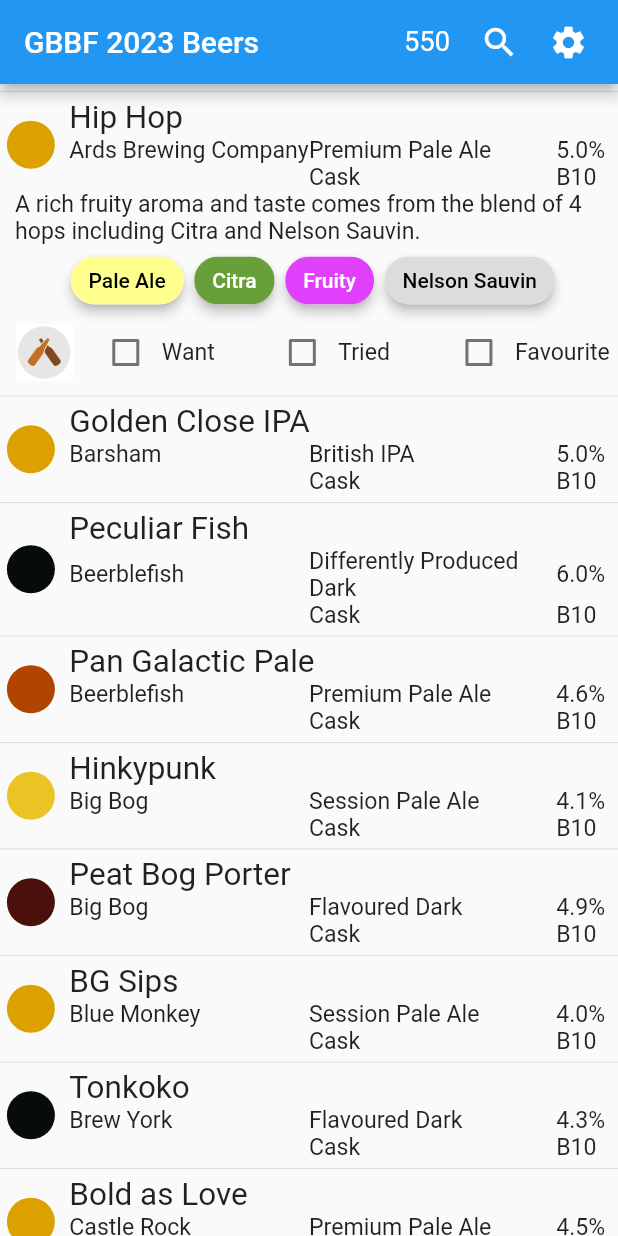
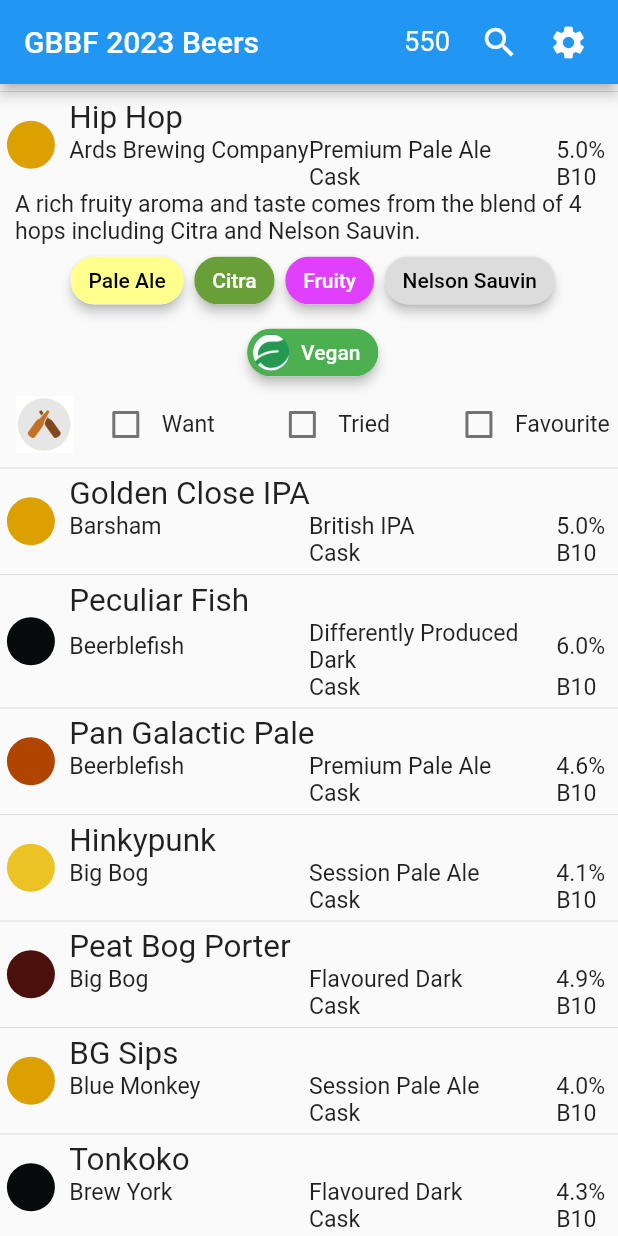
Before and after one commit to dave-co/gbbf_beer_app, a Flutter app: the screen it shows after launch, after a tap on an icon or button, on a phone screen of 412 x 824 dp. Run offline on Flutter 3.47's test engine with Material 2 defaults, Android fonts, the phone set to English and light mode, and no system bars; our stand-ins replace flutter_hooks, shared_preferences.

Commit message:
add vegan and gluten free tags

```diff
--- a/lib/main.dart
+++ b/lib/main.dart
@@ -66,6 +66,8 @@
 class _MyHomePageState extends State<MyHomePage> {
 
   static const String SPECIALITY_PREFIX = "Speciality - ";
+  static const String TAG_VEGAN = "Vegan";
+  static const String TAG_GLUTEN_FREE = "Gluten Free";
   bool stateInitialised = false;
   // List<StaticBeer> beers = [];
   List<StaticBeer> filteredBeers = [];
@@ -669,27 +671,42 @@
     List<Widget> tags = [];
     for(String tagText in staticBeer.tags){
       TagColours tagColours = _getColors(tagText);
-      tags.add(Padding(
-          padding: const EdgeInsets.only(left: 5),
-          child: Chip(
-            label:Text(tagText,style: TextStyle(color: tagColours.textColor),),
-            elevation: 3,
-            backgroundColor: tagColours.backgroundColor,
-            // shape: const StadiumBorder(side: BorderSide()),
-          )
-      ));
+      tags.add(_createChip(tagText, tagColours));
+    }
+    if(staticBeer.glutenFree && !staticBeer.tags.contains(TAG_GLUTEN_FREE)){
+      String tagText = TAG_GLUTEN_FREE;
+      tags.add(_createChip(tagText, _getColors(tagText), image: Image.asset("assets/images/gluten-free.png").image));
+    }
+    if(staticBeer.vegan && !staticBeer.tags.contains(TAG_VEGAN)){
+      String tagText = TAG_VEGAN;
+      tags.add(_createChip(tagText, _getColors(tagText), image: Image.asset("assets/images/leaf.png").image));
     }
     return tags;
   }
+  Widget _createChip(String tagText, TagColours tagColours, {ImageProvider? image}){
+    CircleAvatar? avatar = (image == null) ? null : CircleAvatar(backgroundImage: image,);
+    return Padding(
+        padding: const EdgeInsets.only(left: 5),
+        child: Chip(
+          avatar: avatar,
+          label:Text(tagText, style: TextStyle(color: tagColours.textColor),),
+          elevation: 3,
+          backgroundColor: tagColours.backgroundColor,
+        )
+    );
+  }
+
   TagColours _getColors(String tag){
     Color altText = Colors.white;
     if(tag == 'Classic') return TagColours(Colors.teal, textColor: altText);
+    if(tag == 'Gluten Free') return TagColours(Colors.teal.shade700, textColor: altText);
     if(tag == 'Citrus') return TagColours(Colors.lime);
     if(tag == 'Session') return TagColours(Colors.lightGreen.shade300);
     if(tag == 'Hoppy') return TagColours(Colors.lightGreen);
     if(tag == 'Citra') return TagColours(Colors.lightGreen.shade700, textColor: altText);
     if(tag == 'Mosaic') return TagColours(Colors.lightGreen.shade800, textColor: altText);
     if(tag == 'Cascade') return TagColours(Colors.lightGreen.shade900, textColor: altText);
+    if(tag == 'Vegan') return TagColours(Colors.green, textColor: altText);
     if(tag == 'Pine') return TagColours(Colors.yellow.shade100);
     if(tag == 'Pale') return TagColours(Colors.yellowAccent.shade100);
     if(tag == 'Pale Ale') return TagColours(Colors.yellowAccent.shade100);
--- a/lib/static_beer.dart
+++ b/lib/static_beer.dart
@@ -16,10 +16,13 @@
   String barName;
   String barLocation;
   List<String> tags;
+  bool vegan;
+  bool glutenFree;
 
   StaticBeer(this.id, this.name, this.abv, this.style, this.barCode, this.notes,
       this.brewery, this.country, this.untappdUrl, this.dispenseMethod,
-      this.colour, this.styleImage, this.barName, this.barLocation, this.tags);
+      this.colour, this.styleImage, this.barName, this.barLocation, this.tags,
+      this.vegan, this.glutenFree);
 
   factory StaticBeer.fromJson(dynamic json) {
     // debugPrint("json['id']=${json['id']}");
@@ -39,7 +42,9 @@
         json['styleImage'] == null ? '' : json['styleImage'] as String,
         json['barName'] == null ? '' : json['barName'] as String,
         json['barLocation'] == null ? '' : json['barLocation'] as String,
-        tagListString
+        tagListString,
+        json['vegan'] == null ? false : json['vegan'] as bool,
+        json['glutenFree'] == null ? false : json['glutenFree'] as bool
     );
   }
 }
```
